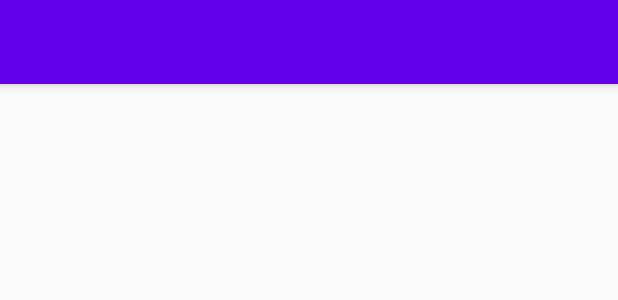
After one commit to vladjk/EventBrowser, an Android app: the layout toolbar.xml on its own in the app's theme, with its tools: preview values and no code run, on a phone screen of 412 x 824 dp. The commit adds this screen. Shown: the top 300 px of the screen. Run offline under Robolectric (Android 15) with nearby library versions, the light colour scheme and no system bars.

Commit message:
Implemented Toolbar, Menu with favorite and settings items.

```diff
--- /dev/null
+++ b/app/src/main/res/layout/toolbar.xml
@@ -0,0 +1,12 @@
+<?xml version="1.0" encoding="utf-8"?>
+<androidx.appcompat.widget.Toolbar xmlns:android="http://schemas.android.com/apk/res/android"
+    android:layout_width="match_parent"
+    android:layout_height="wrap_content"
+    xmlns:app="http://schemas.android.com/apk/res-auto"
+    android:background="@color/colorPrimary"
+    android:elevation="5dp"
+    android:theme="@style/ThemeOverlay.AppCompat.Dark.ActionBar"
+    app:popupTheme="@style/ThemeOverlay.AppCompat.Light">
+
+
+</androidx.appcompat.widget.Toolbar>
--- a/app/src/main/res/values/styles.xml
+++ b/app/src/main/res/values/styles.xml
@@ -1,6 +1,6 @@
 <resources>
     <!-- Base application theme. -->
-    <style name="AppTheme" parent="Theme.AppCompat.Light.DarkActionBar">
+    <style name="AppTheme" parent="Theme.AppCompat.Light.NoActionBar">
         <!-- Customize your theme here. -->
         <item name="colorPrimary">@color/colorPrimary</item>
         <item name="colorPrimaryDark">@color/colorPrimaryDark</item>
```
Also changed, not shown: app/src/main/java/com/example/eventbrowser/MainActivity.java (+33 -0 lines), app/src/main/res/drawable/ic_toolbarfavorite.xml (added, +9 -0 lines), app/src/main/res/layout/activity_favorite.xml (deleted, +0 -9 lines), app/src/main/res/layout/activity_main.xml (+7 -1 lines), app/src/main/res/menu/toolbar_menu.xml (added, +17 -0 lines).
